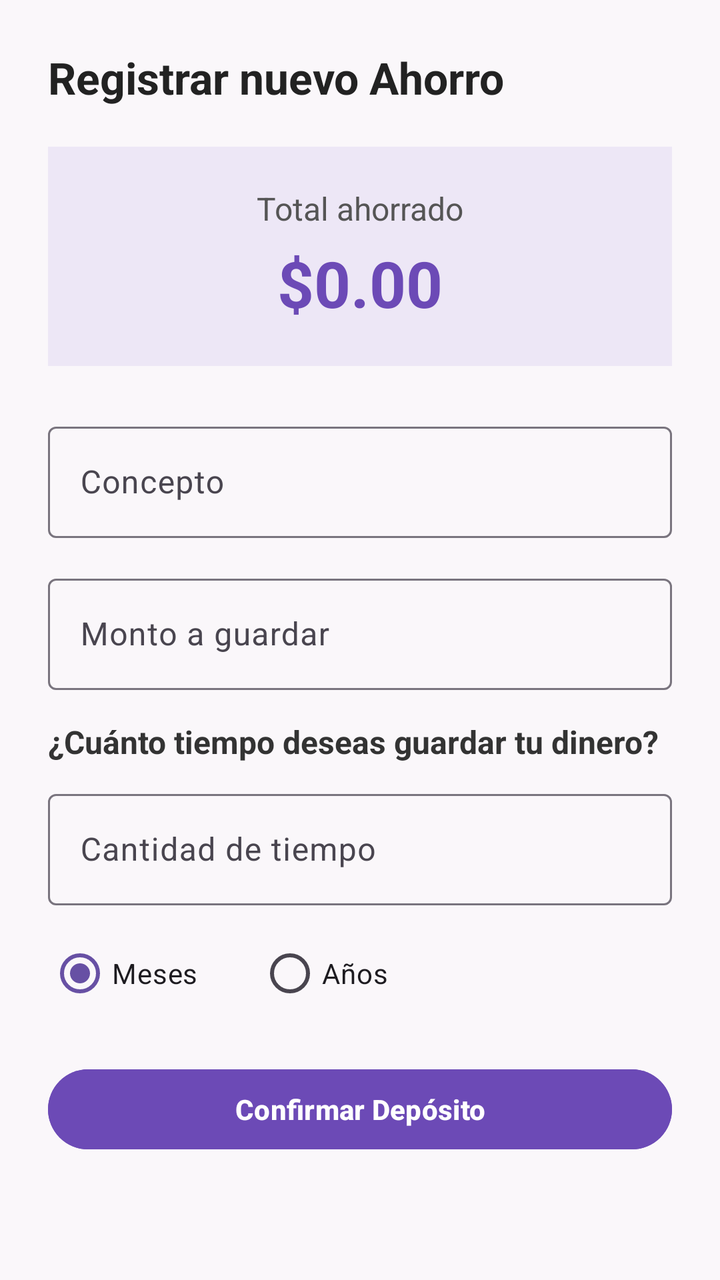
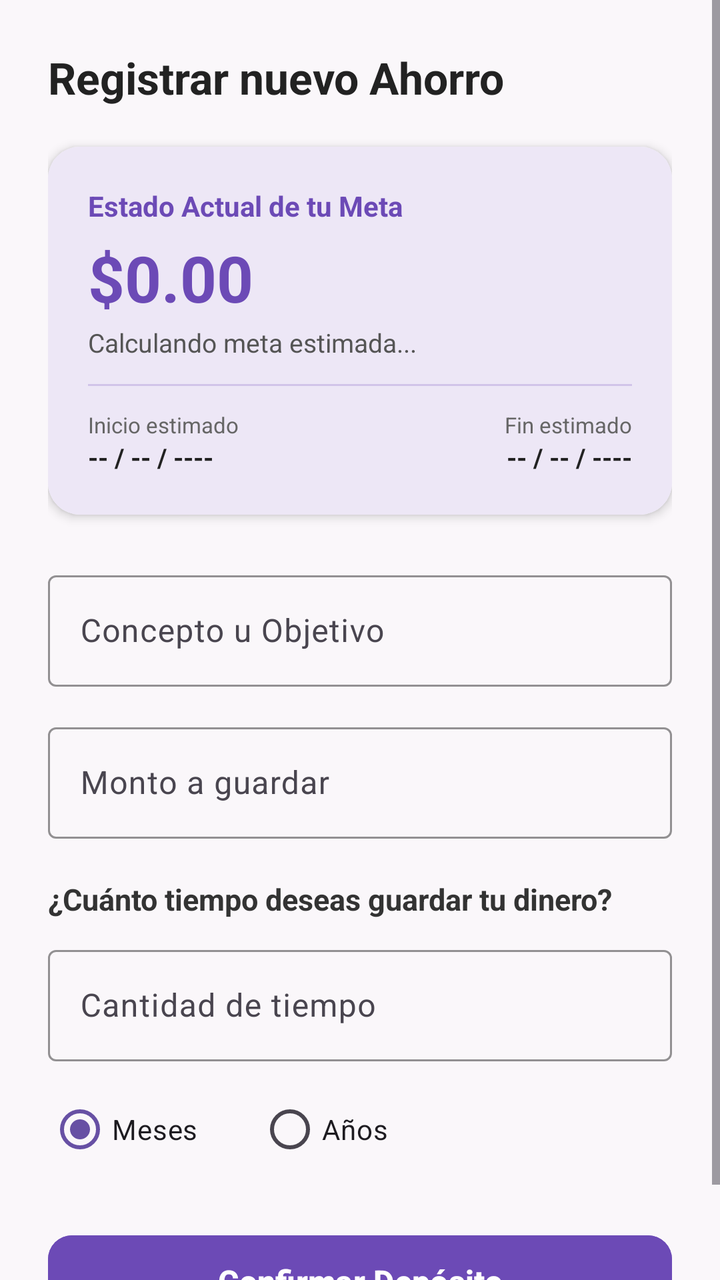

Compare the two renders of this Android layout. The source of the first and the diff that turns it into the second are given below.
<!-- AndroidManifest.xml: application theme Theme.Monedicto -->
<!-- res/layout/activity_finanzas.xml -->
<?xml version="1.0" encoding="utf-8"?>
<ScrollView xmlns:android="http://schemas.android.com/apk/res/android"
    xmlns:app="http://schemas.android.com/apk/res-auto"
    android:layout_width="match_parent"
    android:layout_height="match_parent"
    android:fillViewport="true"
    android:background="#FAF7FA">

    <LinearLayout
        android:layout_width="match_parent"
        android:layout_height="wrap_content"
        android:orientation="vertical"
        android:padding="24dp">

        <TextView
            android:layout_width="wrap_content"
            android:layout_height="wrap_content"
            android:text="Registrar nuevo Ahorro"
            android:textSize="22sp"
            android:textStyle="bold"
            android:textColor="#222222"
            android:layout_marginBottom="20dp" />

        

        <LinearLayout
            android:layout_width="match_parent"
            android:layout_height="wrap_content"
            android:orientation="vertical"
            android:gravity="center"
            android:padding="20dp"
            android:background="#EDE7F6"
            android:layout_marginBottom="25dp">

            <TextView
                android:layout_width="wrap_content"
                android:layout_height="wrap_content"
                android:text="Total ahorrado"
                android:textSize="16sp"
                android:textColor="#555555" />

            <TextView
                android:id="@+id/txtTotalAhorrado"
                android:layout_width="wrap_content"
                android:layout_height="wrap_content"
                android:text="$0.00"
                android:textSize="32sp"
                android:textStyle="bold"
                android:textColor="#6C4AB6"
                android:layout_marginTop="5dp" />

        </LinearLayout>

        

        <com.google.android.material.textfield.TextInputLayout
            android:layout_width="match_parent"
            android:layout_height="wrap_content"
            android:layout_marginBottom="15dp"
            app:boxBackgroundMode="outline">

            <com.google.android.material.textfield.TextInputEditText
                android:id="@+id/editConcepto"
                android:layout_width="match_parent"
                android:layout_height="wrap_content"
                android:hint="Concepto"
                android:inputType="text"
                android:focusable="true"
                android:focusableInTouchMode="true"
                android:clickable="true" />

        </com.google.android.material.textfield.TextInputLayout>

        

        <com.google.android.material.textfield.TextInputLayout
            android:layout_width="match_parent"
            android:layout_height="wrap_content"
            android:layout_marginBottom="15dp"
            app:boxBackgroundMode="outline"
            app:prefixText="$ ">

            <com.google.android.material.textfield.TextInputEditText
                android:id="@+id/editMonto"
                android:layout_width="match_parent"
                android:layout_height="wrap_content"
                android:hint="Monto a guardar"
                android:inputType="numberDecimal"
                android:focusable="true"
                android:focusableInTouchMode="true"
                android:clickable="true" />

        </com.google.android.material.textfield.TextInputLayout>

        

        <TextView
            android:layout_width="wrap_content"
            android:layout_height="wrap_content"
            android:text="¿Cuánto tiempo deseas guardar tu dinero?"
            android:textSize="16sp"
            android:textStyle="bold"
            android:textColor="#333333"
            android:layout_marginBottom="10dp" />

        <com.google.android.material.textfield.TextInputLayout
            android:layout_width="match_parent"
            android:layout_height="wrap_content"
            android:layout_marginBottom="10dp"
            app:boxBackgroundMode="outline">

            <com.google.android.material.textfield.TextInputEditText
                android:id="@+id/editTiempo"
                android:layout_width="match_parent"
                android:layout_height="wrap_content"
                android:hint="Cantidad de tiempo"
                android:inputType="number"
                android:focusable="true"
                android:focusableInTouchMode="true"
                android:clickable="true" />

        </com.google.android.material.textfield.TextInputLayout>

        

        <RadioGroup
            android:id="@+id/radioPeriodo"
            android:layout_width="match_parent"
            android:layout_height="wrap_content"
            android:orientation="horizontal"
            android:layout_marginBottom="20dp">

            <RadioButton
                android:id="@+id/radioMeses"
                android:layout_width="wrap_content"
                android:layout_height="wrap_content"
                android:text="Meses"
                android:checked="true"
                android:layout_marginEnd="30dp" />

            <RadioButton
                android:id="@+id/radioAnios"
                android:layout_width="wrap_content"
                android:layout_height="wrap_content"
                android:text="Años" />

        </RadioGroup>

        

        <Button
            android:id="@+id/btnGuardarAhorro"
            android:layout_width="match_parent"
            android:layout_height="wrap_content"
            android:text="Confirmar Depósito"
            android:textColor="#FFFFFF"
            android:textStyle="bold"
            android:backgroundTint="#6C4AB6" />

    </LinearLayout>

</ScrollView>
<!-- resources referenced by this layout -->
<resources>
  <style name="Theme.Monedicto" parent="Base.Theme.Monedicto" />
  <style name="Base.Theme.Monedicto" parent="Theme.Material3.DayNight.NoActionBar">
          
          
      </style>
</resources>

<!-- the commit's change to res/layout/activity_finanzas.xml (unified diff, before → after) -->
@@ -22,62 +22,139 @@
             android:layout_marginBottom="20dp" />
 
         
-
-        <LinearLayout
-            android:layout_width="match_parent"
-            android:layout_height="wrap_content"
-            android:orientation="vertical"
-            android:gravity="center"
-            android:padding="20dp"
-            android:background="#EDE7F6"
-            android:layout_marginBottom="25dp">
-
-            <TextView
-                android:layout_width="wrap_content"
-                android:layout_height="wrap_content"
-                android:text="Total ahorrado"
-                android:textSize="16sp"
-                android:textColor="#555555" />
-
-            <TextView
-                android:id="@+id/txtTotalAhorrado"
-                android:layout_width="wrap_content"
-                android:layout_height="wrap_content"
-                android:text="$0.00"
-                android:textSize="32sp"
-                android:textStyle="bold"
-                android:textColor="#6C4AB6"
-                android:layout_marginTop="5dp" />
-
-        </LinearLayout>
-
-        
-
+        <com.google.android.material.card.MaterialCardView
+            android:layout_width="match_parent"
+            android:layout_height="wrap_content"
+            android:layout_marginBottom="25dp"
+            app:cardCornerRadius="16dp"
+            app:cardElevation="3dp"
+            app:cardBackgroundColor="#FFFFFF"
+            app:strokeWidth="0dp">
+
+            <LinearLayout
+                android:layout_width="match_parent"
+                android:layout_height="wrap_content"
+                android:orientation="vertical"
+                android:padding="20dp"
+                android:background="#EDE7F6"> 
+
+                <TextView
+                    android:layout_width="wrap_content"
+                    android:layout_height="wrap_content"
+                    android:text="Estado Actual de tu Meta"
+                    android:textSize="14sp"
+                    android:textStyle="bold"
+                    android:textColor="#6C4AB6" />
+
+                
+                <TextView
+                    android:id="@+id/txtTotalAhorrado"
+                    android:layout_width="wrap_content"
+                    android:layout_height="wrap_content"
+                    android:text="$0.00"
+                    android:textSize="32sp"
+                    android:textStyle="bold"
+                    android:textColor="#6C4AB6"
+                    android:layout_marginTop="5dp" />
+
+                
+                <TextView
+                    android:id="@+id/txtInfoMetas"
+                    android:layout_width="wrap_content"
+                    android:layout_height="wrap_content"
+                    android:text="Calculando meta estimada..."
+                    android:textSize="13sp"
+                    android:textColor="#555555"
+                    android:layout_marginTop="2dp"/>
+
+                
+                <View
+                    android:layout_width="match_parent"
+                    android:layout_height="1dp"
+                    android:background="#D1C4E9"
+                    android:layout_marginVertical="12dp"/>
+
+                
+                <LinearLayout
+                    android:layout_width="match_parent"
+                    android:layout_height="wrap_content"
+                    android:orientation="horizontal">
+
+                    <LinearLayout
+                        android:layout_width="0dp"
+                        android:layout_height="wrap_content"
+                        android:layout_weight="1"
+                        android:orientation="vertical">
+                        <TextView
+                            android:layout_width="wrap_content"
+                            android:layout_height="wrap_content"
+                            android:text="Inicio estimado"
+                            android:textSize="11sp"
+                            android:textColor="#666666"/>
+                        <TextView
+                            android:id="@+id/txtFechaInicioAhorro"
+                            android:layout_width="wrap_content"
+                            android:layout_height="wrap_content"
+                            android:text="-- / -- / ----"
+                            android:textSize="13sp"
+                            android:textStyle="bold"
+                            android:textColor="#222222"/>
+                    </LinearLayout>
+
+                    <LinearLayout
+                        android:layout_width="0dp"
+                        android:layout_height="wrap_content"
+                        android:layout_weight="1"
+                        android:orientation="vertical"
+                        android:gravity="end">
+                        <TextView
+                            android:layout_width="wrap_content"
+                            android:layout_height="wrap_content"
+                            android:text="Fin estimado"
+                            android:textSize="11sp"
+                            android:textColor="#666666"/>
+                        <TextView
+                            android:id="@+id/txtFechaFinAhorro"
+                            android:layout_width="wrap_content"
+                            android:layout_height="wrap_content"
+                            android:text="-- / -- / ----"
+                            android:textSize="13sp"
+                            android:textStyle="bold"
+                            android:textColor="#222222"/>
+                    </LinearLayout>
+                </LinearLayout>
+
+            </LinearLayout>
+        </com.google.android.material.card.MaterialCardView>
+
+        
         <com.google.android.material.textfield.TextInputLayout
             android:layout_width="match_parent"
             android:layout_height="wrap_content"
             android:layout_marginBottom="15dp"
-            app:boxBackgroundMode="outline">
+            app:boxBackgroundMode="outline"
+            app:boxStrokeColor="#6C4AB6"
+            app:hintTextColor="#6C4AB6">
 
             <com.google.android.material.textfield.TextInputEditText
                 android:id="@+id/editConcepto"
                 android:layout_width="match_parent"
                 android:layout_height="wrap_content"
-                android:hint="Concepto"
+                android:hint="Concepto u Objetivo"
                 android:inputType="text"
                 android:focusable="true"
                 android:focusableInTouchMode="true"
                 android:clickable="true" />
-
         </com.google.android.material.textfield.TextInputLayout>
 
         
-
         <com.google.android.material.textfield.TextInputLayout
             android:layout_width="match_parent"
             android:layout_height="wrap_content"
-            android:layout_marginBottom="15dp"
+            android:layout_marginBottom="20dp"
             app:boxBackgroundMode="outline"
+            app:boxStrokeColor="#6C4AB6"
+            app:hintTextColor="#6C4AB6"
             app:prefixText="$ ">
 
             <com.google.android.material.textfield.TextInputEditText
@@ -89,16 +166,14 @@
                 android:focusable="true"
                 android:focusableInTouchMode="true"
                 android:clickable="true" />
-
         </com.google.android.material.textfield.TextInputLayout>
 
         
-
         <TextView
             android:layout_width="wrap_content"
             android:layout_height="wrap_content"
             android:text="¿Cuánto tiempo deseas guardar tu dinero?"
-            android:textSize="16sp"
+            android:textSize="15sp"
             android:textStyle="bold"
             android:textColor="#333333"
             android:layout_marginBottom="10dp" />
@@ -107,7 +182,9 @@
             android:layout_width="match_parent"
             android:layout_height="wrap_content"
             android:layout_marginBottom="10dp"
-            app:boxBackgroundMode="outline">
+            app:boxBackgroundMode="outline"
+            app:boxStrokeColor="#6C4AB6"
+            app:hintTextColor="#6C4AB6">
 
             <com.google.android.material.textfield.TextInputEditText
                 android:id="@+id/editTiempo"
@@ -118,17 +195,15 @@
                 android:focusable="true"
                 android:focusableInTouchMode="true"
                 android:clickable="true" />
-
         </com.google.android.material.textfield.TextInputLayout>
 
         
-
         <RadioGroup
             android:id="@+id/radioPeriodo"
             android:layout_width="match_parent"
             android:layout_height="wrap_content"
             android:orientation="horizontal"
-            android:layout_marginBottom="20dp">
+            android:layout_marginBottom="25dp">
 
             <RadioButton
                 android:id="@+id/radioMeses"
@@ -136,27 +211,27 @@
                 android:layout_height="wrap_content"
                 android:text="Meses"
                 android:checked="true"
+                android:buttonTint="#6C4AB6"
                 android:layout_marginEnd="30dp" />
 
             <RadioButton
                 android:id="@+id/radioAnios"
                 android:layout_width="wrap_content"
                 android:layout_height="wrap_content"
+                android:buttonTint="#6C4AB6"
                 android:text="Años" />
-
         </RadioGroup>
 
         
-
         <Button
             android:id="@+id/btnGuardarAhorro"
             android:layout_width="match_parent"
-            android:layout_height="wrap_content"
+            android:layout_height="54dp"
             android:text="Confirmar Depósito"
             android:textColor="#FFFFFF"
+            android:textSize="16sp"
             android:textStyle="bold"
+            app:cornerRadius="12dp"
             android:backgroundTint="#6C4AB6" />
-
     </LinearLayout>
-
 </ScrollView>
